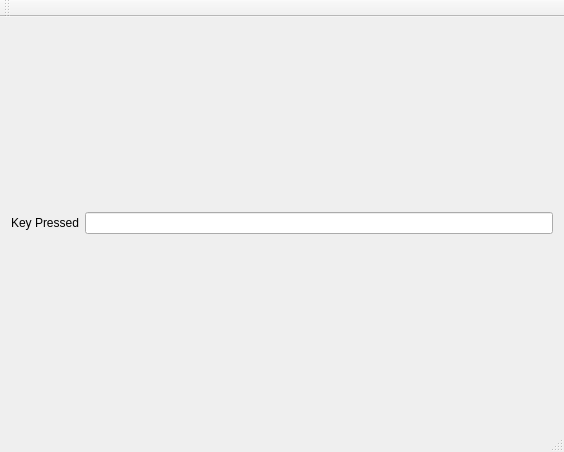
Qt form VNC_Server/mainwindow.ui (Pilipets/Remote-desktop) before a commit.
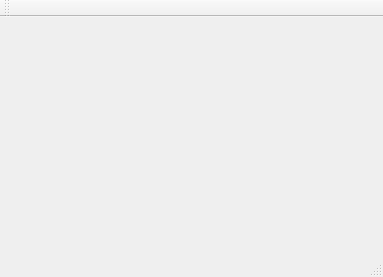
The same form after that commit.

```diff
--- a/VNC_Server/mainwindow.ui
+++ b/VNC_Server/mainwindow.ui
@@ -6,35 +6,14 @@
    <rect>
     <x>0</x>
     <y>0</y>
-    <width>564</width>
-    <height>452</height>
+    <width>383</width>
+    <height>277</height>
    </rect>
   </property>
   <property name="windowTitle">
    <string>MainWindow</string>
   </property>
-  <widget class="QWidget" name="centralWidget">
-   <layout class="QGridLayout" name="gridLayout">
-    <item row="0" column="0">
-     <layout class="QHBoxLayout" name="horizontalLayout">
-      <item>
-       <widget class="QLabel" name="label">
-        <property name="text">
-         <string>Key Pressed</string>
-        </property>
-       </widget>
-      </item>
-      <item>
-       <widget class="QLineEdit" name="keyLineEdit">
-        <property name="enabled">
-         <bool>true</bool>
-        </property>
-       </widget>
-      </item>
-     </layout>
-    </item>
-   </layout>
-  </widget>
+  <widget class="QWidget" name="centralWidget"/>
   <widget class="QMenuBar" name="menuBar">
    <property name="geometry">
     <rect>
```
Left out of the diff: 2 changed lines with no effect on the pictures.
